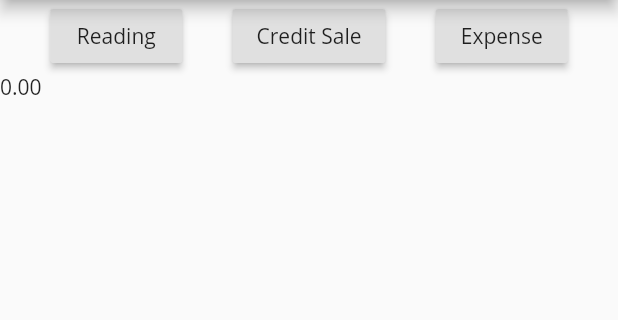
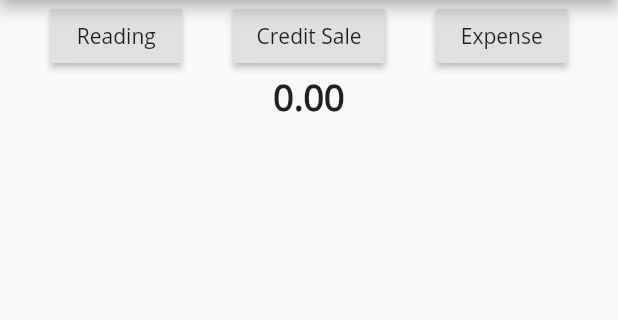
Before and after one commit to nishanthoblirajan/fuel_pump_calculator, a Flutter app: the screen it shows after launch, on a phone screen of 412 x 824 dp, the part 84-404 px from its top. Run offline on Flutter 3.47's test engine with Material 2 defaults, Android fonts, the phone set to English and light mode, and no system bars; our stand-ins replace firebase_analytics, firebase_core, get, share; missing offline and left inert: facebook_audience_network; accounts and stored records are empty.

Commit message:
main page text look improved

```diff
--- a/lib/main.dart
+++ b/lib/main.dart
@@ -12,16 +12,29 @@ import 'DataClass/Credit.dart';
 import 'DataClass/Expense.dart';
 import 'DataClass/Reading.dart';
 import 'expenseCalculation.dart';
+import 'package:firebase_core/firebase_core.dart';
+import 'package:firebase_analytics/firebase_analytics.dart';
+import 'package:firebase_analytics/observer.dart';
 
 List<Credit> creditList = new List();
 List<Expense> expenseList = new List();
 List<Reading> readingList = new List();
-void main() => runApp(GetMaterialApp(
-      home: MyApp(),
-      debugShowCheckedModeBanner: false,
-      title: 'Pump Calculator',
-      theme: ThemeData(primarySwatch: Colors.blue, fontFamily: 'OpenSans'),
-    ));
+
+FirebaseAnalytics analytics = FirebaseAnalytics();
+
+Future<void> main() async {
+  WidgetsFlutterBinding.ensureInitialized();
+  await Firebase.initializeApp();
+  runApp(GetMaterialApp(
+    navigatorObservers: [
+      FirebaseAnalyticsObserver(analytics: analytics),
+    ],
+    home: MyApp(),
+    debugShowCheckedModeBanner: false,
+    title: 'Pump Calculator',
+    theme: ThemeData(primarySwatch: Colors.blue, fontFamily: 'OpenSans'),
+  ));
+}
 
 class MyApp extends StatefulWidget {
   @override
@@ -68,9 +81,29 @@ class _MyAppState extends State<MyApp> {
     num totalToDisplay = 0;
     totalToDisplay =
         Calculations().calculateTotal(readingList, expenseList, creditList);
-    return Text('${totalToDisplay.toStringAsFixed(2)}');
+    return Text('${totalToDisplay.toStringAsFixed(2)}',style: finalAmountStyle(),);
   }
 
+  Widget displayData(String text,num toDisplay){
+    return Container(
+    color: Colors.blueGrey,
+    width:Get.width,
+      child: Padding(
+        padding: const EdgeInsets.all(8.0),
+        child: Row(
+          mainAxisAlignment: MainAxisAlignment.spaceBetween,
+          children: [
+            Text('$text',style:TextStyle(color:Colors.white)),
+            Text('${toDisplay.toStringAsFixed(2)}',textAlign: TextAlign.right,style:TextStyle(color:Colors.white))
+          ],
+        ),
+      ),
+    );
+  }
+  TextStyle finalAmountStyle() {
+    return TextStyle(fontWeight: FontWeight.w900,
+      fontStyle: FontStyle.normal,fontSize: 24,);
+  }
   @override
   Widget build(BuildContext context) {
     FocusNode rateFocus = FocusNode();
@@ -219,15 +252,9 @@ class _MyAppState extends State<MyApp> {
               ],
             ),
 
-            displayTotalAmount(),
+            Center(child: displayTotalAmount()),
 
-            readingList.isNotEmpty ? Row(
-              mainAxisAlignment: MainAxisAlignment.spaceBetween,
-              children: [
-                Text('Reading'),
-                Text('${Calculations().calculateReadingTotal(readingList)}')
-              ],
-            ) : Text(''),
+            readingList.isNotEmpty ? displayData('Reading',  Calculations().calculateReadingTotal(readingList)): Text(''),
             readingList.isNotEmpty ? buildReadingList() : Text(''),
 
             // Expanded(
@@ -240,13 +267,8 @@ class _MyAppState extends State<MyApp> {
             //       }),
             // ),
 
-            creditList.isNotEmpty ? Row(
-              mainAxisAlignment: MainAxisAlignment.spaceBetween,
-              children: [
-                Text('Credit'),
-                Text('${Calculations().calculateCreditTotal(creditList)}')
-              ],
-            )  : Text(''),
+            creditList.isNotEmpty ?displayData('Credit',  Calculations().calculateCreditTotal(creditList))
+          : Text(''),
             creditList.isNotEmpty ? buildCreditList() : Text(''),
 
             // Expanded(
@@ -259,13 +281,7 @@ class _MyAppState extends State<MyApp> {
             //       }),
             // )
 
-            expenseList.isNotEmpty ? Row(
-              mainAxisAlignment: MainAxisAlignment.spaceBetween,
-              children: [
-                Text('Expense'),
-                Text('${Calculations().calculateExpenseTotal(expenseList)}')
-              ],
-            )  : Text(''),
+            expenseList.isNotEmpty ? displayData('Expense',  Calculations().calculateExpenseTotal(expenseList)) : Text(''),
             expenseList.isNotEmpty ? buildExpenseList() : Text(''),
             // Expanded(
             //   child: new ListView.builder(
--- a/pubspec.yaml
+++ b/pubspec.yaml
@@ -20,6 +20,8 @@ dependencies:
   get: ^3.23.1
   share: ^0.6.5+4
   facebook_audience_network: ^0.8.0
+  firebase_core: ^0.5.3
+  firebase_analytics: ^6.3.0
 
 
   flutter:
```
Also changed, not shown: pubspec.lock, 3 other files.
